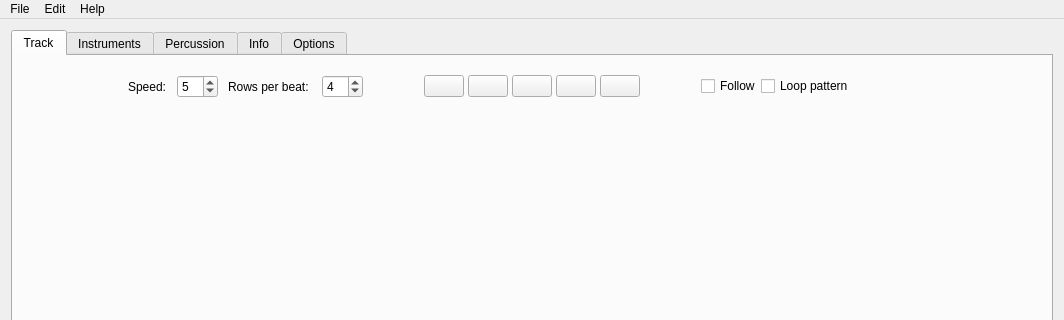
The window that mainwindow.ui (steux/tiatracker) describes before a commit, drawn with Qt 5; both pictures show x 0 to 1064 and y 0 to 320 of the 1064 by 783 pixel window.
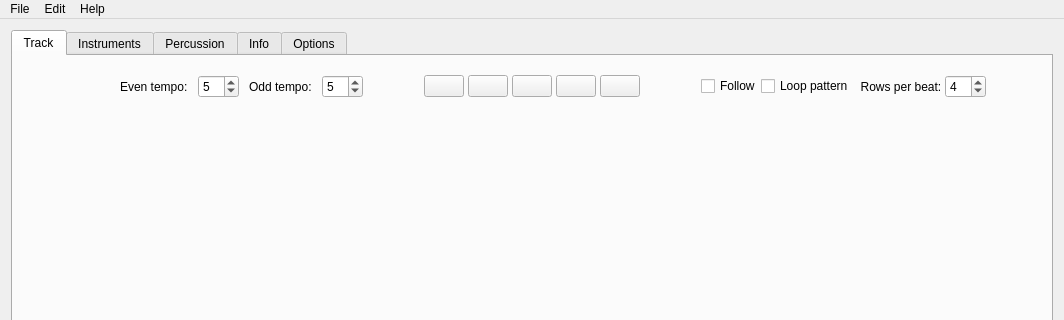
The same window after the commit. Icons and pictures are not drawn. Custom widgets are drawn as their Qt base class.

Commit message: - funk tempo GUI - set rows per beat

The edit to the form file:
```diff
--- a/mainwindow.ui
+++ b/mainwindow.ui
@@ -76,7 +76,7 @@
               <item>
                <widget class="QLabel" name="label_9">
                 <property name="text">
-                 <string>Speed:</string>
+                 <string>Even tempo:</string>
                 </property>
                </widget>
               </item>
@@ -91,19 +91,19 @@
                </widget>
               </item>
               <item>
-               <widget class="QLabel" name="label_8">
+               <widget class="QLabel" name="label_11">
                 <property name="text">
-                 <string>Rows per beat: </string>
+                 <string>Odd tempo:</string>
                 </property>
                </widget>
               </item>
               <item>
-               <widget class="QSpinBox" name="spinBoxRowsPerBeat">
+               <widget class="QSpinBox" name="spinBoxOddTempo">
                 <property name="minimum">
-                 <number>2</number>
+                 <number>1</number>
                 </property>
                 <property name="value">
-                 <number>4</number>
+                 <number>5</number>
                 </property>
                </widget>
               </item>
@@ -245,6 +245,23 @@
                 </property>
                </widget>
               </item>
+              <item>
+               <widget class="QLabel" name="label_8">
+                <property name="text">
+                 <string>  Rows per beat: </string>
+                </property>
+               </widget>
+              </item>
+              <item>
+               <widget class="QSpinBox" name="spinBoxRowsPerBeat">
+                <property name="minimum">
+                 <number>2</number>
+                </property>
+                <property name="value">
+                 <number>4</number>
+                </property>
+               </widget>
+              </item>
              </layout>
             </widget>
            </item>
```
Left out of the diff: 2 changed lines with no effect on the pictures. The commit also changes 3 other files.
